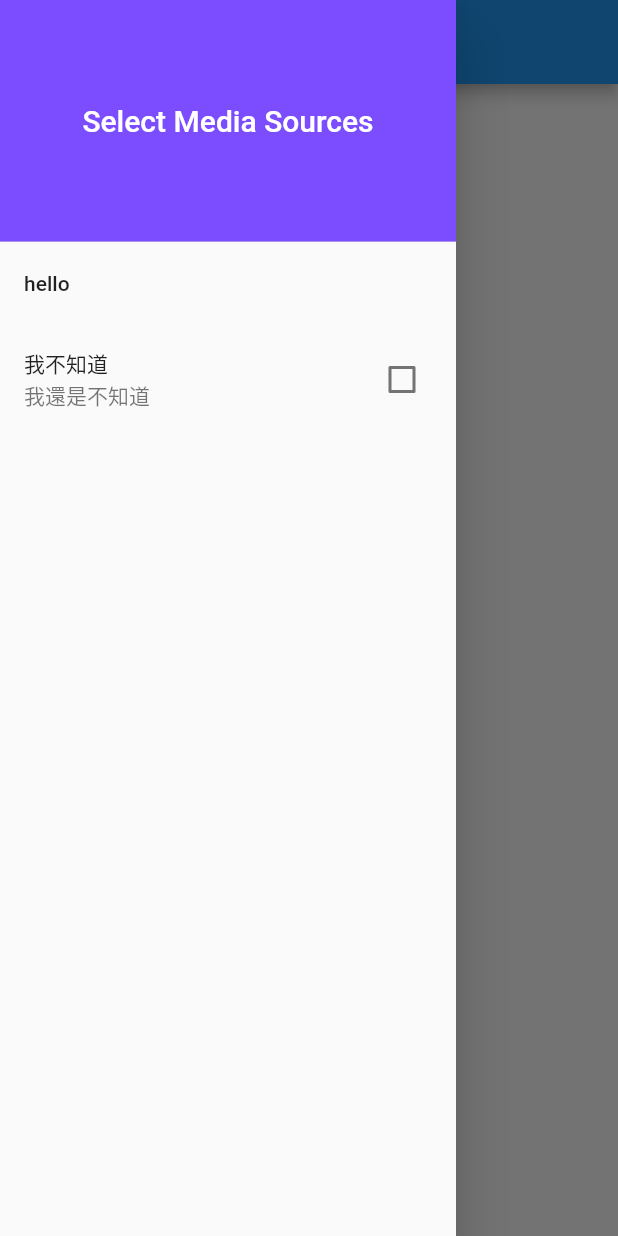
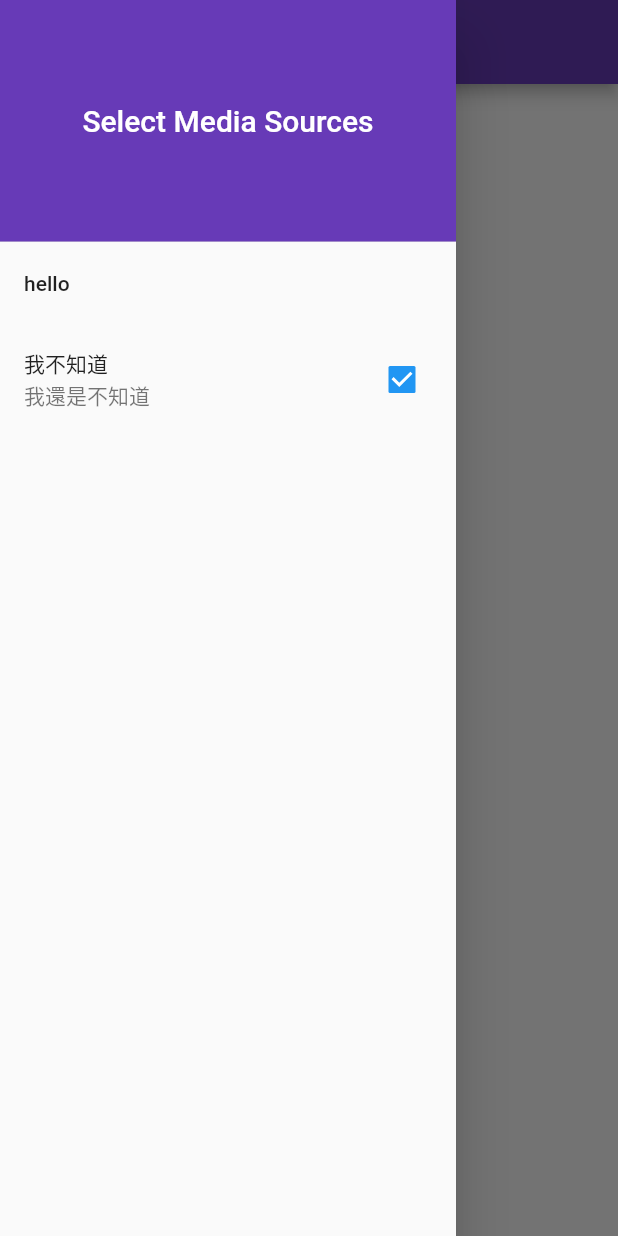
Before and after one commit to yung4/HelloWorld2019, a Flutter app: the screen it shows after launch, in the side drawer, after a tap on "我不知道", on a phone screen of 412 x 824 dp. Run offline on Flutter 3.47's test engine with Material 2 defaults, Android fonts, the phone set to English and light mode, and no system bars.

Commit message:
added working checkboxes

```diff
--- a/hello_world_app/lib/main.dart
+++ b/hello_world_app/lib/main.dart
@@ -2,7 +2,7 @@ import 'package:flutter/material.dart';
 
 void main() {
   runApp(
-    MaterialApp(
+    new MaterialApp(
       title: 'herro world 2019',
       home: new myApp(),
     ),
@@ -14,8 +14,14 @@ void main() {
 //  _State createState() => new _State();
 //}
 
-class myApp extends StatelessWidget {
+class myApp extends StatefulWidget {
 
+  @override
+  _State createState() => new _State();
+
+}
+
+class _State extends State<myApp>{
   bool value1 = false;
   bool value2 = false;
 
@@ -23,14 +29,14 @@ class myApp extends StatelessWidget {
   Widget build(BuildContext context) {
     return new Scaffold(
       appBar: new AppBar(
-        title: Text('i am confusion'),
+        title: Text('Best app'),
+        backgroundColor: Colors.deepPurple[500],
       ),
       body: Center(
         child: new Column(
           children: <Widget>[
-            Text('CHILD 1'),
-            Text('CHILD 2'),
-            Text('CHILD 4'),
+
+
           ],
         ),
       ),
@@ -53,7 +59,7 @@ class myApp extends StatelessWidget {
                   margin: EdgeInsets.all(0.0),
                   padding: EdgeInsets.all(0.0),
                   decoration: BoxDecoration(
-                    color: Colors.deepPurpleAccent,
+                    color: Colors.deepPurple[500],
                   ),
                 ),
               ),
@@ -68,7 +74,12 @@ class myApp extends StatelessWidget {
               ),
               CheckboxListTile(
                 value: value2,
-                onChanged: (bool value){
+                onChanged: (bool value) {
+
+                  setState(() {
+                    value2 = value;
+                  });
+
 
                 },
                 title: Text('我不知道'),
```
